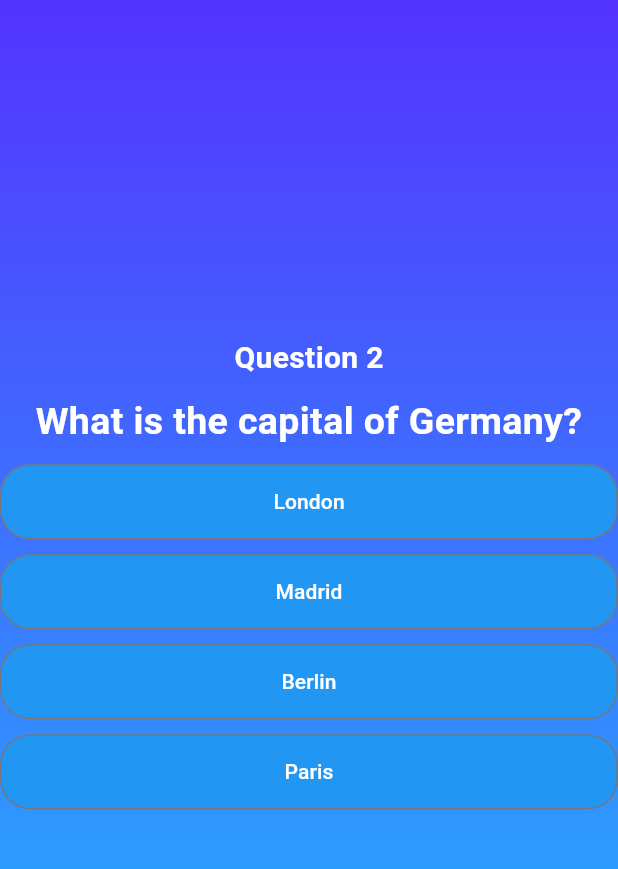
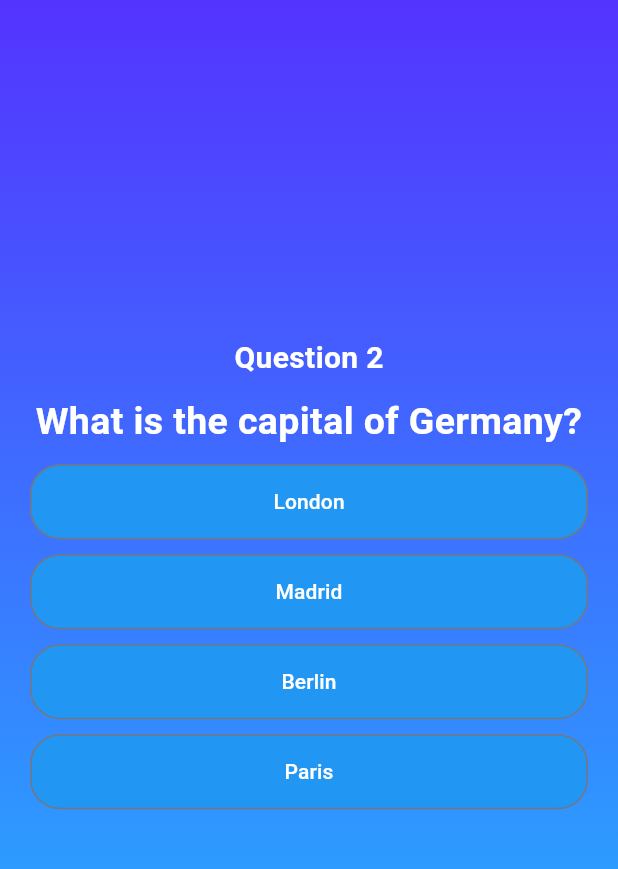
Before and after one commit to VirithHeang12/quiz_app, a Flutter app: the screen it shows after launch, after a tap on "Start Quiz", after a tap on "London", on a phone screen of 412 x 824 dp, the part 87-956 px from its top. Run offline on Flutter 3.47's test engine with Material 3 defaults, Android fonts, the phone set to English and light mode, and no system bars; our stand-ins replace google_fonts.

Commit message:
Refactor quiz navigation and add Screen enum for better state management

```diff
--- /dev/null
+++ b/lib/enums/screen.dart
@@ -0,0 +1,11 @@
+enum Screen {
+  start(name: 'start-screen'),
+  questions(name: 'questions-screen'),
+  result(name: 'result-screen');
+
+  const Screen({
+      required this.name,
+  });
+
+  final String name;
+}
--- a/lib/questions_screen.dart
+++ b/lib/questions_screen.dart
@@ -35,6 +35,8 @@ class _QuestionsScreenState extends State<QuestionsScreen> {
     final shuffledOptions = currentQuestion.getShuffledOptions();
 
     return Center(
+      child: Container(
+        padding: const EdgeInsets.all(20),
         child: Column(
           mainAxisAlignment: MainAxisAlignment.center,
           mainAxisSize: MainAxisSize.max,
@@ -78,6 +80,7 @@ class _QuestionsScreenState extends State<QuestionsScreen> {
             ),
           ],
         ),
+      ),
     );
   }
 }
--- a/lib/quiz.dart
+++ b/lib/quiz.dart
@@ -1,4 +1,5 @@
 import 'package:quiz_app/data/questions.dart';
+import 'package:quiz_app/enums/screen.dart';
 import 'package:quiz_app/models/quiz_answer.dart';
 import 'package:quiz_app/questions_screen.dart';
 import 'package:quiz_app/result_screen.dart';
@@ -16,25 +17,19 @@ class Quiz extends StatefulWidget {
 
 class _QuizState extends State<Quiz> {
   final List<QuizAnswer> answers = [];
-  String activeScreen = 'start-screen';
+  Screen activeScreen = Screen.start;
 
-  void switchScreen() {
+  void switchScreen(Screen screen) {
     setState(() {
-      activeScreen = 'questions-screen';
-    });
-  }
-
-  void showResultScreen() {
-    setState(() {
-      activeScreen = 'result-screen';
+      activeScreen = screen;
     });
   }
 
   void addAnswer(QuizAnswer answer) {
+    answers.add(answer);
+
     if (answers.length == questions.length) {
-      showResultScreen();
-    } else {
-      answers.add(answer);
+      switchScreen(Screen.result);
     }
   }
 
@@ -42,23 +37,29 @@ class _QuizState extends State<Quiz> {
   Widget build(BuildContext context) {
     Widget widget = StartScreen(switchScreen);
 
-    if (activeScreen == 'questions-screen') {
+    switch (activeScreen) {
+      case Screen.start:
+        widget = StartScreen(
+          switchScreen
+        );
+        break;
+      case Screen.questions:
         widget = QuestionsScreen(
             addAnswer: addAnswer,
-          showResultScreen: showResultScreen
+            showResultScreen: () => switchScreen(Screen.result)
         );
-    }
-
-    if (activeScreen == 'result-screen') {
+        break;
+      case Screen.result:
         widget = ResultScreen(
           chosenAnswers: answers,
           restartQuiz: () {
             setState(() {
-            activeScreen = 'start-screen';
+              activeScreen = Screen.start;
               answers.clear();
             });
           },
         );
+        break;
     }
 
     return MaterialApp(
--- a/lib/start_screen.dart
+++ b/lib/start_screen.dart
@@ -1,9 +1,10 @@
 import 'package:flutter/material.dart';
+import 'package:quiz_app/enums/screen.dart';
 
 class StartScreen extends StatelessWidget {
   const StartScreen(this.switchScreen, {super.key});
 
-  final void Function() switchScreen;
+  final void Function(Screen screen) switchScreen;
 
   @override
   Widget build(BuildContext context) {
@@ -31,7 +32,7 @@ class StartScreen extends StatelessWidget {
             const SizedBox(height: 20),
             OutlinedButton.icon(
                 onPressed: () {
-                  switchScreen();
+                  switchScreen(Screen.questions);
                 },
                 style: OutlinedButton.styleFrom(
                     foregroundColor: Colors.white,
```
Lines whose indentation alone changed are shown as unchanged.
